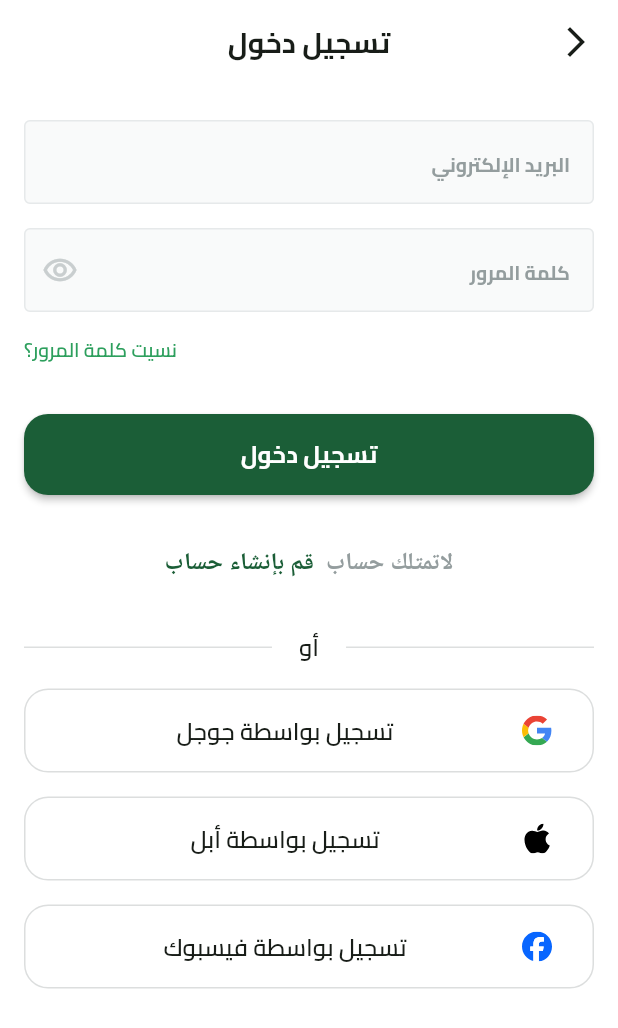
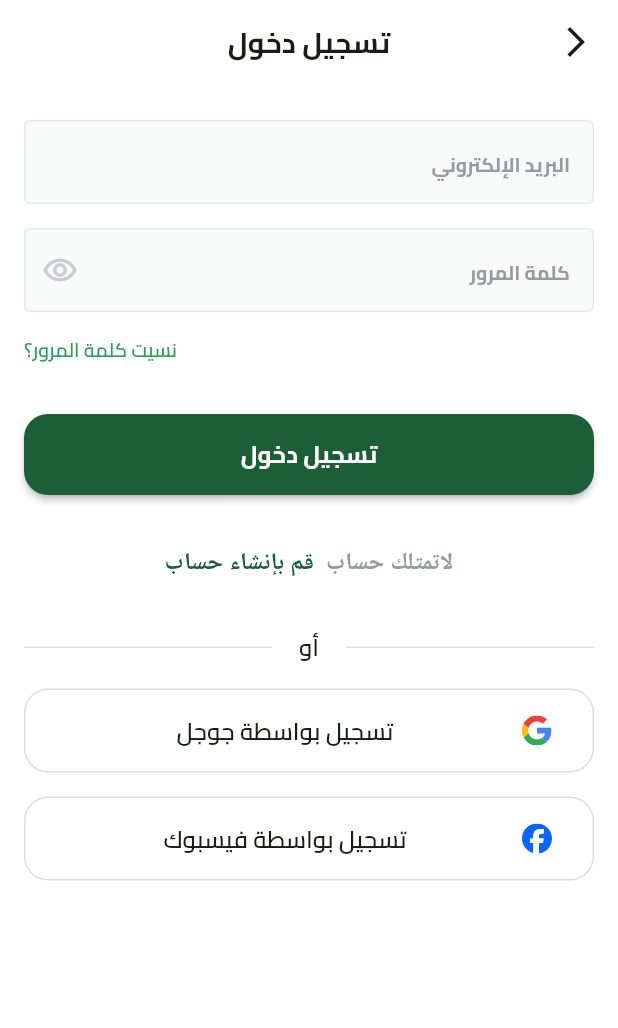
Before and after one commit to yahyaalmongdie/fruits_app, a Flutter app: the SigninView screen opened by its route, on a phone screen of 412 x 824 dp. Shown: the top 1028 px of the screen. Run offline on Flutter 3.47's test engine with Material 3 defaults, Android fonts, the phone set to English and light mode, and no system bars; drawn by our look-alikes of modal_progress_hud_nsn; our stand-ins replace bloc, dartz, dots_indicator, equatable, firebase_auth, firebase_core and 5 more; missing offline and left inert: flutter_facebook_auth; accounts and stored records are empty.

Commit message:
show signin with apple only on ios devices

```diff
--- a/lib/features/auth/presentation/view/widget/signin_view_body.dart
+++ b/lib/features/auth/presentation/view/widget/signin_view_body.dart
@@ -1,3 +1,5 @@
+import 'dart:io';
+
 import 'package:flutter/material.dart';
 import 'package:flutter_bloc/flutter_bloc.dart';
 import 'package:fruits_app/constants.dart';
@@ -105,6 +107,9 @@ class _SigninViewBodyState extends State<SigninViewBody> {
               const SizedBox(
                 height: 16,
               ),
+              if (Platform.isIOS)
+                Column(
+                  children: [
                     SocialLoginButton(
                       icon: Assets.imagesAppleIcon,
                       title: S.of(context).login_by_apple,
@@ -112,6 +117,8 @@ class _SigninViewBodyState extends State<SigninViewBody> {
                     ),
                     const SizedBox(
                       height: 16,
+                    ),
+                  ],
                 ),
               SocialLoginButton(
                 icon: Assets.imagesFacebookIcon,
```
Lines whose indentation alone changed are shown as unchanged.
